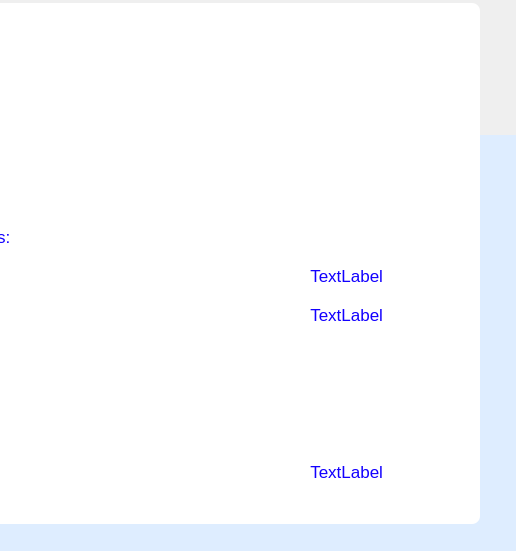
This is plugins/gui/vulnerability/reports/pdf.ui in openeuler-mirror/ks-ssr as Qt 5 draws it before an edit; both pictures show x 314 to 830 and y 241 to 792 of the 830 by 1170 pixel window. The edited form follows.
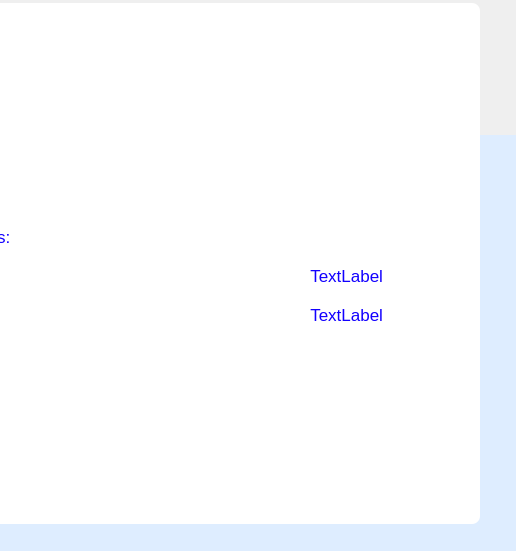
This is the edited form. Icons and pictures are not drawn.

Commit message: feat（reports）：modify label m low m export time - 修复一些漏洞报表的缺陷

```diff
--- a/plugins/gui/vulnerability/reports/pdf.ui
+++ b/plugins/gui/vulnerability/reports/pdf.ui
@@ -366,14 +366,14 @@
         </widget>
        </item>
        <item>
-        <widget class="QLabel" name="m_exportTime">
+        <widget class="QLabel" name="m_low">
          <property name="styleSheet">
           <string notr="true">font: NotoSansCJKsc-Regular;
 font-size: 17px;
 color: #1200ff;</string>
          </property>
          <property name="text">
-          <string>TextLabel</string>
+          <string/>
          </property>
          <property name="alignment">
           <set>Qt::AlignRight|Qt::AlignTrailing|Qt::AlignVCenter</set>
```
